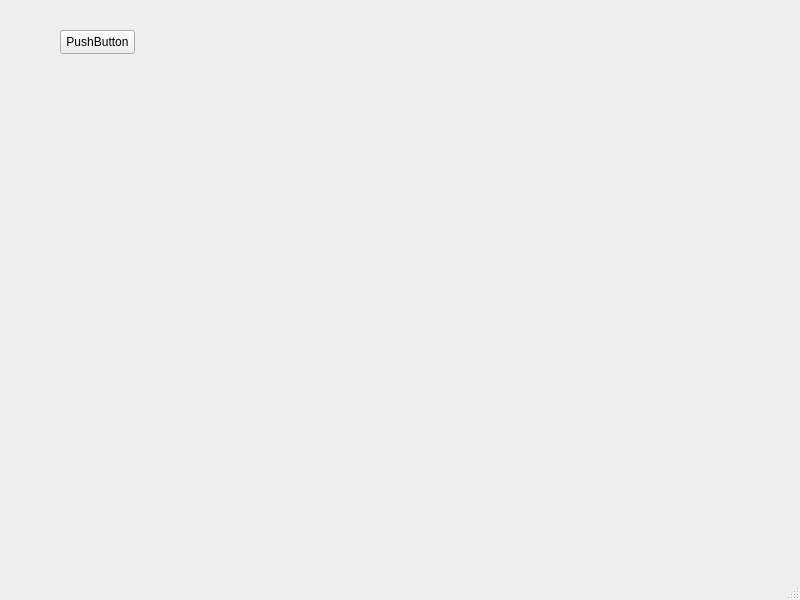
Qt form QT_GUI_TASK_1/mainwindow.ui (Dinahussam/Impro-App) before a commit.
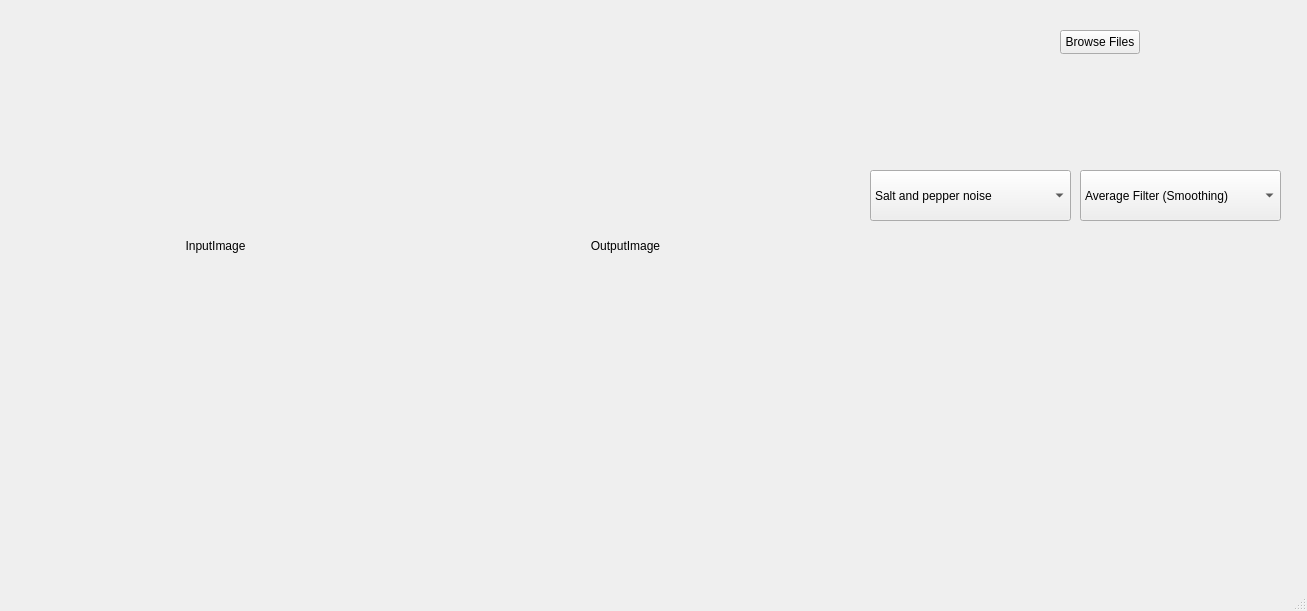
The same form after that commit. Icons and pictures are not drawn.

Diff of the .ui file:
```diff
--- a/QT_GUI_TASK_1/mainwindow.ui
+++ b/QT_GUI_TASK_1/mainwindow.ui
@@ -6,26 +6,112 @@
    <rect>
     <x>0</x>
     <y>0</y>
-    <width>800</width>
-    <height>600</height>
+    <width>1307</width>
+    <height>611</height>
    </rect>
   </property>
   <property name="windowTitle">
    <string>MainWindow</string>
   </property>
   <widget class="QWidget" name="centralwidget">
-   <widget class="QPushButton" name="pushButton">
+   <widget class="QToolButton" name="BrowseButton">
     <property name="geometry">
      <rect>
-      <x>60</x>
+      <x>1060</x>
       <y>30</y>
-      <width>75</width>
+      <width>80</width>
       <height>24</height>
      </rect>
     </property>
     <property name="text">
-     <string>PushButton</string>
+     <string>Browse Files</string>
     </property>
+    <property name="icon">
+     <iconset theme="appointment-new">
+      <normaloff>.</normaloff>.</iconset>
+    </property>
+   </widget>
+   <widget class="QLabel" name="InputImage">
+    <property name="geometry">
+     <rect>
+      <x>30</x>
+      <y>60</y>
+      <width>371</width>
+      <height>371</height>
+     </rect>
+    </property>
+    <property name="text">
+     <string>InputImage</string>
+    </property>
+    <property name="alignment">
+     <set>Qt::AlignCenter</set>
+    </property>
+   </widget>
+   <widget class="QComboBox" name="AddNoise">
+    <property name="geometry">
+     <rect>
+      <x>870</x>
+      <y>170</y>
+      <width>201</width>
+      <height>51</height>
+     </rect>
+    </property>
+    <item>
+     <property name="text">
+      <string>Salt and pepper noise</string>
+     </property>
+    </item>
+    <item>
+     <property name="text">
+      <string>Gaussian noise</string>
+     </property>
+    </item>
+    <item>
+     <property name="text">
+      <string>Uniform noise</string>
+     </property>
+    </item>
+   </widget>
+   <widget class="QLabel" name="OutputImage">
+    <property name="geometry">
+     <rect>
+      <x>440</x>
+      <y>60</y>
+      <width>371</width>
+      <height>371</height>
+     </rect>
+    </property>
+    <property name="text">
+     <string>OutputImage</string>
+    </property>
+    <property name="alignment">
+     <set>Qt::AlignCenter</set>
+    </property>
+   </widget>
+   <widget class="QComboBox" name="RemoveNoise">
+    <property name="geometry">
+     <rect>
+      <x>1080</x>
+      <y>170</y>
+      <width>201</width>
+      <height>51</height>
+     </rect>
+    </property>
+    <item>
+     <property name="text">
+      <string>Average Filter (Smoothing)</string>
+     </property>
+    </item>
+    <item>
+     <property name="text">
+      <string>Gaussian Filter (Bluring)</string>
+     </property>
+    </item>
+    <item>
+     <property name="text">
+      <string>Median Filter</string>
+     </property>
+    </item>
    </widget>
   </widget>
   <widget class="QMenuBar" name="menubar">
```
Left out of the diff: 4 changed lines with no effect on the pictures.
